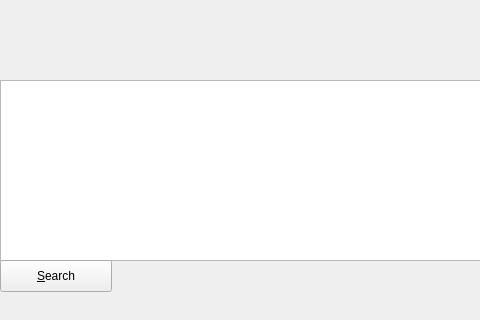
The window that mainwindow.ui (PipesAndFiltersProject/SPConfigurator) describes before a commit, drawn with Qt 5; both pictures show x 0 to 480 and y 160 to 480 of the 640 by 480 pixel window.
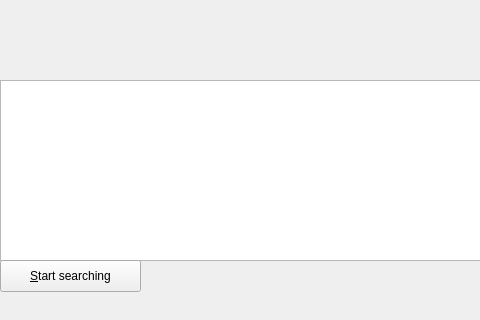
The same window after the commit.

Diff of the .ui file:
```diff
--- a/mainwindow.ui
+++ b/mainwindow.ui
@@ -29,12 +29,12 @@
      <rect>
       <x>0</x>
       <y>420</y>
-      <width>112</width>
+      <width>141</width>
       <height>32</height>
      </rect>
     </property>
     <property name="text">
-     <string>&amp;Search</string>
+     <string>&amp;Start searching</string>
     </property>
    </widget>
   </widget>
```
